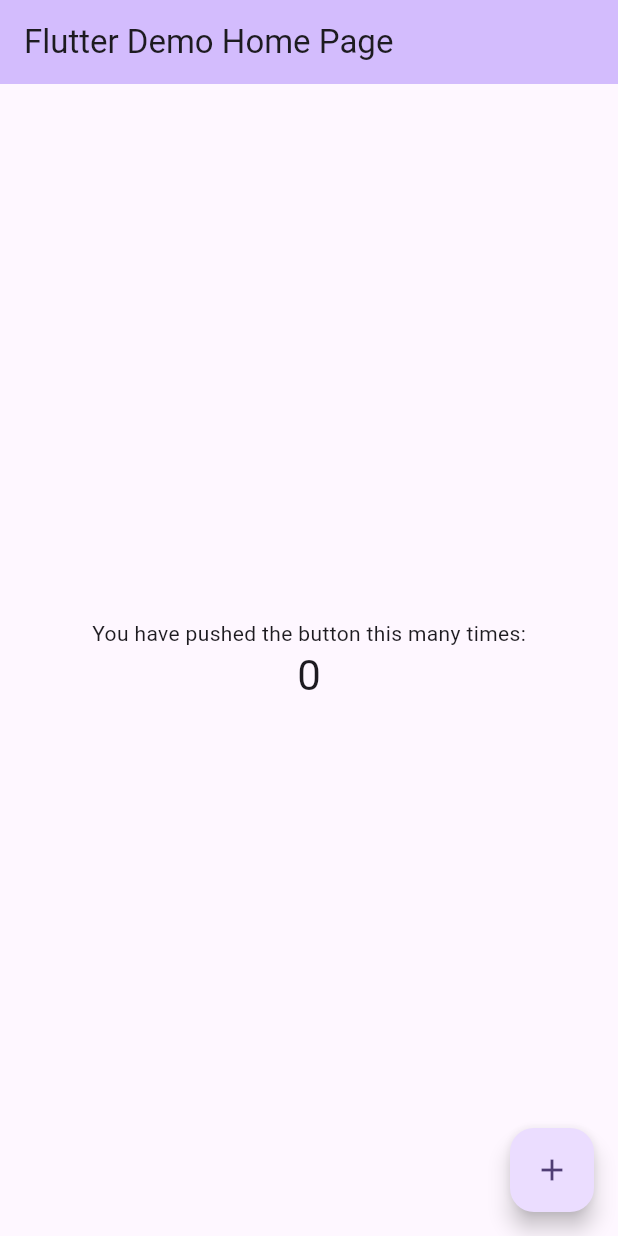
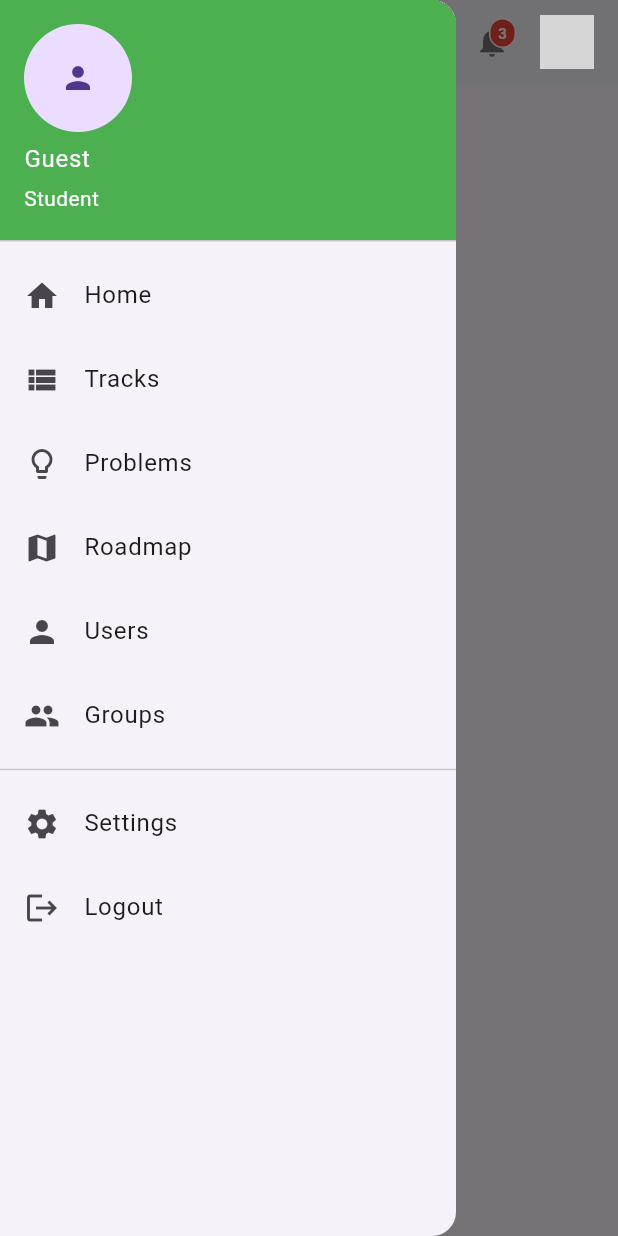
Before and after one commit to AryamEzra/a2sv_hub_mobile_app, a Flutter app: the screen it shows after launch, with the side drawer open (before the commit the screen has no drawer), on a phone screen of 412 x 824 dp. Run offline on Flutter 3.47's test engine with Material 3 defaults, Android fonts, the phone set to English and light mode, and no system bars; our stand-ins replace bloc, flutter_bloc, shared_preferences; network calls fail; grey boxes are pictures that could not be loaded.

Commit message:
App drawer in home screen is done, trying to connect it the bloc, I think it worked

```diff
--- /dev/null
+++ b/a2sv_hub_mobile/lib/core/routes/app_routes.dart
@@ -0,0 +1,10 @@
+import 'package:flutter/material.dart';
+import '../../features/a2sv_hub/presentation/pages/home_page.dart';
+
+class AppRoutes {
+  static const String home = '/home';
+
+  static Map<String, Widget Function(BuildContext)> routes = {
+    home: (context) => HomePage(),
+  };
+}
--- /dev/null
+++ b/a2sv_hub_mobile/lib/features/a2sv_hub/presentation/pages/home_page.dart
@@ -0,0 +1,51 @@
+import 'package:flutter_bloc/flutter_bloc.dart';
+import 'package:a2sv_hub_mobile/features/user/data/repositories/user_repository_impl.dart';
+import 'package:a2sv_hub_mobile/features/user/presentation/bloc/user/user_bloc.dart';
+import 'package:flutter/material.dart';
+import '../widgets/common_app_bar.dart';
+import '../widgets/app_drawer.dart';
+
+class HomePage extends StatelessWidget {
+  @override
+  Widget build(BuildContext context) {
+    return Scaffold(
+      appBar: PreferredSize(
+        preferredSize: Size.fromHeight(kToolbarHeight),
+        child: BlocBuilder<UserBloc, UserState>(
+          builder: (context, state) {
+            if (state is UserLoaded) {
+              return CommonAppBar(
+                notificationCount: 3,
+                profileImageUrl: 'https://example.com/profile.jpg',
+                onMenuPressed: () => Scaffold.of(context).openDrawer(),
+              );
+            }
+            return AppBar(title: Text("Loading..."));
+          },
+        ),
+      ),
+      drawer: BlocBuilder<UserBloc, UserState>(
+        builder: (context, state) {
+          if (state is UserLoaded) {
+            return AppDrawer(userName: state.user.name);
+          }
+          return AppDrawer(userName: "Guest");
+        },
+      ),
+      body: Center(
+        child: BlocBuilder<UserBloc, UserState>(
+          builder: (context, state) {
+            if (state is UserLoading) {
+              return CircularProgressIndicator();
+            } else if (state is UserLoaded) {
+              return Text("Welcome, ${state.user.name}!");
+            } else if (state is UserError) {
+              return Text("Error: ${state.message}");
+            }
+            return Text("Press the menu button to open the drawer.");
+          },
+        ),
+      ),
+    );
+  }
+}
--- /dev/null
+++ b/a2sv_hub_mobile/lib/features/a2sv_hub/presentation/widgets/app_drawer.dart
@@ -0,0 +1,87 @@
+import 'package:flutter/material.dart';
+import 'package:shared_preferences/shared_preferences.dart';
+
+class AppDrawer extends StatelessWidget {
+  final String userName;
+
+  const AppDrawer({super.key, required this.userName});
+
+  @override
+  Widget build(BuildContext context) {
+    return Drawer(
+      child: ListView(
+        padding: EdgeInsets.zero,
+        children: <Widget>[
+          UserAccountsDrawerHeader(
+            accountName: Text(userName), // Dynamic User Name
+            accountEmail: Text('Student'),
+            currentAccountPicture: CircleAvatar(child: Icon(Icons.person)),
+            decoration: BoxDecoration(color: Colors.green),
+          ),
+          ListTile(
+            leading: Icon(Icons.home),
+            title: Text('Home'),
+            onTap: () => Navigator.pushReplacementNamed(context, '/home'),
+          ),
+          ListTile(
+            leading: Icon(Icons.view_list),
+            title: Text('Tracks'),
+            onTap: () => Navigator.pushReplacementNamed(context, '/tracks'),
+          ),
+          ListTile(
+            leading: Icon(Icons.lightbulb_outline),
+            title: Text('Problems'),
+            onTap: () {
+              print("Problems selected");
+              Navigator.pop(context);
+            },
+          ),
+          ListTile(
+            leading: Icon(Icons.map),
+            title: Text('Roadmap'),
+            onTap: () {
+              print("Roadmap selected");
+              Navigator.pop(context);
+            },
+          ),
+          ListTile(
+            leading: Icon(Icons.person),
+            title: Text('Users'),
+            onTap: () {
+              print("Users selected");
+              Navigator.pop(context);
+            },
+          ),
+          ListTile(
+            leading: Icon(Icons.group),
+            title: Text('Groups'),
+            onTap: () {
+              print("Groups selected");
+              Navigator.pop(context);
+            },
+          ),
+          Divider(),
+          ListTile(
+            leading: Icon(Icons.settings),
+            title: Text('Settings'),
+            onTap: () {
+              Navigator.pushReplacementNamed(context, '/settings');
+            },
+          ),
+          ListTile(
+            leading: Icon(Icons.logout),
+            title: Text('Logout'),
+            onTap: () async {
+              SharedPreferences prefs = await SharedPreferences.getInstance();
+              await prefs.remove('username'); // Clear stored user
+              Navigator.pushReplacementNamed(
+                context,
+                '/login',
+              ); // Redirect to Login Page
+            },
+          ),
+        ],
+      ),
+    );
+  }
+}
--- /dev/null
+++ b/a2sv_hub_mobile/lib/features/a2sv_hub/presentation/widgets/common_app_bar.dart
@@ -0,0 +1,143 @@
+// lib/common_app_bar.dart (or lib/presentation/widgets/common_app_bar.dart)
+
+import 'package:flutter/material.dart';
+
+class CommonAppBar extends StatelessWidget implements PreferredSizeWidget {
+  final int notificationCount;
+  final String profileImageUrl;
+  final VoidCallback? onMenuPressed; // Callback for the menu icon
+  final VoidCallback? onSearchPressed;
+  final VoidCallback? onSparklePressed;
+  final VoidCallback? onNotificationPressed;
+  // Add callbacks for other buttons if needed
+
+  const CommonAppBar({
+    super.key,
+    required this.notificationCount,
+    required this.profileImageUrl,
+    this.onMenuPressed, // Use this for opening the drawer
+    this.onSearchPressed,
+    this.onSparklePressed,
+    this.onNotificationPressed,
+  });
+
+  @override
+  Widget build(BuildContext context) {
+    return AppBar(
+      backgroundColor: Colors.white,
+      elevation: 1.0,
+      // Use the leading property for the menu button
+      leading: IconButton(
+        icon: const Icon(Icons.menu, color: Colors.black54),
+        onPressed: () => Scaffold.of(context).openDrawer(),
+      ),
+      // Title can be used for centered content if needed, otherwise leave null
+      // title: Text("Page Title"), // Example if you needed a title
+      actions: <Widget>[
+        IconButton(
+          icon: const Icon(Icons.search, color: Colors.black54),
+          onPressed:
+              onSearchPressed ??
+              () {
+                print("Search pressed (default)");
+              },
+          tooltip: "Search", // Accessibility
+        ),
+        IconButton(
+          icon: const Icon(Icons.auto_awesome, color: Colors.orangeAccent),
+          onPressed:
+              onSparklePressed ??
+              () {
+                print("Sparkle pressed (default)");
+              },
+          tooltip: "Sparkle", // Accessibility
+        ),
+        // Removed the large fixed SizedBox(width: 133) - let elements flow naturally
+        const SizedBox(width: 8), // Consistent spacing
+        // Notification Icon with Badge
+        Stack(
+          alignment: Alignment.topRight,
+          children: <Widget>[
+            IconButton(
+              icon: const Icon(Icons.notifications, color: Colors.black54),
+              onPressed:
+                  onNotificationPressed ??
+                  () {
+                    print("Notification pressed (default)");
+                  },
+              tooltip: "Notifications", // Accessibility
+            ),
+            if (notificationCount > 0)
+              Positioned(
+                right: 8,
+                top: 8,
+                child: Container(
+                  padding: const EdgeInsets.all(2),
+                  decoration: BoxDecoration(
+                    color: Colors.red,
+                    borderRadius: BorderRadius.circular(10),
+                    border: Border.all(color: Colors.white, width: 1),
+                  ),
+                  constraints: const BoxConstraints(
+                    minWidth: 18,
+                    minHeight: 18,
+                  ),
+                  child: Text(
+                    '$notificationCount',
+                    style: const TextStyle(
+                      color: Colors.white,
+                      fontSize: 10,
+                      fontWeight: FontWeight.bold,
+                    ),
+                    textAlign: TextAlign.center,
+                  ),
+                ),
+              ),
+          ],
+        ),
+        const SizedBox(width: 8), // Spacing before profile
+        // Profile Picture Area
+        Padding(
+          padding: const EdgeInsets.only(right: 16.0),
+          child: Stack(
+            alignment: Alignment.bottomRight,
+            children: <Widget>[
+              CircleAvatar(
+                radius: 18,
+                backgroundImage: NetworkImage(profileImageUrl),
+                backgroundColor: Colors.grey[200], // Fallback color
+                // Optional: Handle image loading errors
+                onBackgroundImageError: (exception, stackTrace) {
+                  print("Error loading profile image: $exception");
+                  // You could show a placeholder icon here if the image fails
+                },
+                child:
+                    profileImageUrl
+                            .isEmpty // Show placeholder if URL is empty
+                        ? const Icon(Icons.person, color: Colors.grey)
+                        : null,
+              ),
+              Positioned(
+                right: 0,
+                bottom: 0,
+                child: Container(
+                  width: 12,
+                  height: 12,
+                  decoration: BoxDecoration(
+                    color: Colors.green, // Online indicator
+                    shape: BoxShape.circle,
+                    border: Border.all(color: Colors.white, width: 2),
+                  ),
+                ),
+              ),
+            ],
+          ),
+        ),
+      ],
+      // DO NOT PUT THE DRAWER HERE
+    );
+  }
+
+  @override
+  Size get preferredSize => const Size.fromHeight(kToolbarHeight);
+}
--- a/a2sv_hub_mobile/lib/features/user/data/repositories/user_repository_impl.dart
+++ b/a2sv_hub_mobile/lib/features/user/data/repositories/user_repository_impl.dart
@@ -0,0 +1,20 @@
+import '../../domain/repositories/user_repository.dart';
+import '../../domain/entities/user_entity.dart';
+import 'package:shared_preferences/shared_preferences.dart';
+
+class UserRepositoryImpl implements UserRepository {
+  @override
+  Future<UserEntity> getCurrentUser() async {
+    SharedPreferences prefs = await SharedPreferences.getInstance();
+    final username = prefs.getString('username') ?? "Guest";
+
+    // Mock user data (replace with API later)
+    return UserEntity(id: 1, name: username, email: "guest@example.com");
+  }
+
+  @override
+  Future<List<UserEntity>> getUsers() async {
+    // This is a mock example; replace with actual API later
+    return [UserEntity(id: 1, name: "Aryam", email: "aryam@example.com")];
+  }
+}
--- a/a2sv_hub_mobile/lib/features/user/domain/entities/user_entity.dart
+++ b/a2sv_hub_mobile/lib/features/user/domain/entities/user_entity.dart
@@ -0,0 +1,7 @@
+class UserEntity {
+  final int id;
+  final String name;
+  final String email;
+
+  UserEntity({required this.id, required this.name, required this.email});
+}
--- a/a2sv_hub_mobile/lib/features/user/domain/repositories/user_repository.dart
+++ b/a2sv_hub_mobile/lib/features/user/domain/repositories/user_repository.dart
@@ -0,0 +1,6 @@
+import 'package:a2sv_hub_mobile/features/user/domain/entities/user_entity.dart';
+
+abstract class UserRepository {
+  Future<UserEntity> getCurrentUser(); // For fetching the logged-in user
+  Future<List<UserEntity>> getUsers(); // If you want multiple users
+}
--- a/a2sv_hub_mobile/lib/features/user/presentation/bloc/user/user_bloc.dart
+++ b/a2sv_hub_mobile/lib/features/user/presentation/bloc/user/user_bloc.dart
@@ -1,13 +1,51 @@
+import 'package:a2sv_hub_mobile/features/user/domain/entities/user_entity.dart';
+import 'package:a2sv_hub_mobile/features/user/domain/repositories/user_repository.dart';
+import 'package:a2sv_hub_mobile/features/user/domain/use_cases/get_user_use_case.dart';
 import 'package:bloc/bloc.dart';
 import 'package:meta/meta.dart';
+import 'package:shared_preferences/shared_preferences.dart';
 
 part 'user_event.dart';
 part 'user_state.dart';
 
 class UserBloc extends Bloc<UserEvent, UserState> {
-  UserBloc() : super(UserInitial()) {
-    on<UserEvent>((event, emit) {
-      // TODO: implement event handler
-    });
+  final UserRepository userRepository;
+
+  UserBloc(this.userRepository) : super(UserInitial()) {
+    on<LoadUsers>(_onLoadUsers);
+    on<LoadCurrentUser>(_onLoadCurrentUser);
+  }
+
+  /// Fetches a list of users
+  Future<void> _onLoadUsers(LoadUsers event, Emitter<UserState> emit) async {
+    emit(UserLoading());
+    try {
+      final users = await userRepository.getUsers(); // Call repository directly
+      emit(UserLoadedList(users)); // Emits a list of users
+    } catch (e) {
+      emit(UserError(e.toString()));
+    }
+  }
+
+  /// Fetches the current logged-in user
+  Future<void> _onLoadCurrentUser(
+    LoadCurrentUser event,
+    Emitter<UserState> emit,
+  ) async {
+    emit(UserLoading());
+    try {
+      SharedPreferences prefs = await SharedPreferences.getInstance();
+      final username = prefs.getString('username') ?? "Guest";
+
+      final mockUser = UserEntity(
+        id: 1,
+        name: username,
+        email: "guest@example.com",
+      );
+
+      emit(UserLoaded(mockUser)); // Correctly emits a single user
+    } catch (e) {
+      emit(UserError(e.toString()));
+    }
   }
 }
--- a/a2sv_hub_mobile/lib/features/user/presentation/bloc/user/user_event.dart
+++ b/a2sv_hub_mobile/lib/features/user/presentation/bloc/user/user_event.dart
@@ -2,3 +2,7 @@ part of 'user_bloc.dart';
 
 @immutable
 sealed class UserEvent {}
+
+final class LoadUsers extends UserEvent {}
+
+final class LoadCurrentUser extends UserEvent {}
--- a/a2sv_hub_mobile/lib/features/user/presentation/bloc/user/user_state.dart
+++ b/a2sv_hub_mobile/lib/features/user/presentation/bloc/user/user_state.dart
@@ -4,3 +4,20 @@ part of 'user_bloc.dart';
 sealed class UserState {}
 
 final class UserInitial extends UserState {}
+
+final class UserLoading extends UserState {}
+
+final class UserLoaded extends UserState {
+  final UserEntity user;
+  UserLoaded(this.user);
+}
+
+final class UserLoadedList extends UserState {
+  final List<UserEntity> users;
+  UserLoadedList(this.users);
+}
+
+final class UserError extends UserState {
+  final String message;
+  UserError(this.message);
+}
--- a/a2sv_hub_mobile/lib/main.dart
+++ b/a2sv_hub_mobile/lib/main.dart
@@ -1,122 +1,30 @@
+import 'package:a2sv_hub_mobile/features/user/presentation/bloc/user/user_bloc.dart';
 import 'package:flutter/material.dart';
+import 'package:flutter_bloc/flutter_bloc.dart';
+import 'core/routes/app_routes.dart';
+import 'features/user/data/repositories/user_repository_impl.dart';
 
 void main() {
-  runApp(const MyApp());
+  runApp(MyApp());
 }
 
 class MyApp extends StatelessWidget {
-  const MyApp({super.key});
-
-  // This widget is the root of your application.
   @override
   Widget build(BuildContext context) {
-    return MaterialApp(
-      title: 'Flutter Demo',
-      theme: ThemeData(
-        // This is the theme of your application.
-        //
-        // TRY THIS: Try running your application with "flutter run". You'll see
-        // the application has a purple toolbar. Then, without quitting the app,
-        // try changing the seedColor in the colorScheme below to Colors.green
-        // and then invoke "hot reload" (save your changes or press the "hot
-        // reload" button in a Flutter-supported IDE, or press "r" if you used
-        // the command line to start the app).
-        //
-        // Notice that the counter didn't reset back to zero; the application
-        // state is not lost during the reload. To reset the state, use hot
-        // restart instead.
-        //
-        // This works for code too, not just values: Most code changes can be
-        // tested with just a hot reload.
-        colorScheme: ColorScheme.fromSeed(seedColor: Colors.deepPurple),
+    return MultiBlocProvider(
+      providers: [
+        BlocProvider(
+          create:
+              (context) =>
+                  UserBloc(UserRepositoryImpl())..add(LoadCurrentUser()),
+        ),
+        // Add more BlocProviders here if needed
+      ],
+      child: MaterialApp(
+        debugShowCheckedModeBanner: false,
+        initialRoute: AppRoutes.home,
+        routes: AppRoutes.routes,
       ),
-      home: const MyHomePage(title: 'Flutter Demo Home Page'),
     );
   }
 }
-
-class MyHomePage extends StatefulWidget {
-  const MyHomePage({super.key, required this.title});
-
-  // This widget is the home page of your application. It is stateful, meaning
-  // that it has a State object (defined below) that contains fields that affect
-  // how it looks.
-
-  // This class is the configuration for the state. It holds the values (in this
-  // case the title) provided by the parent (in this case the App widget) and
-  // used by the build method of the State. Fields in a Widget subclass are
-  // always marked "final".
-
-  final String title;
-
-  @override
-  State<MyHomePage> createState() => _MyHomePageState();
-}
-
-class _MyHomePageState extends State<MyHomePage> {
-  int _counter = 0;
-
-  void _incrementCounter() {
-    setState(() {
-      // This call to setState tells the Flutter framework that something has
-      // changed in this State, which causes it to rerun the build method below
-      // so that the display can reflect the updated values. If we changed
-      // _counter without calling setState(), then the build method would not be
-      // called again, and so nothing would appear to happen.
-      _counter++;
-    });
-  }
-
-  @override
-  Widget build(BuildContext context) {
-    // This method is rerun every time setState is called, for instance as done
-    // by the _incrementCounter method above.
-    //
-    // The Flutter framework has been optimized to make rerunning build methods
-    // fast, so that you can just rebuild anything that needs updating rather
-    // than having to individually change instances of widgets.
-    return Scaffold(
-      appBar: AppBar(
-        // TRY THIS: Try changing the color here to a specific color (to
-        // Colors.amber, perhaps?) and trigger a hot reload to see the AppBar
-        // change color while the other colors stay the same.
-        backgroundColor: Theme.of(context).colorScheme.inversePrimary,
-        // Here we take the value from the MyHomePage object that was created by
-        // the App.build method, and use it to set our appbar title.
-        title: Text(widget.title),
-      ),
-      body: Center(
-        // Center is a layout widget. It takes a single child and positions it
-        // in the middle of the parent.
-        child: Column(
-          // Column is also a layout widget. It takes a list of children and
-          // arranges them vertically. By default, it sizes itself to fit its
-          // children horizontally, and tries to be as tall as its parent.
-          //
-          // Column has various properties to control how it sizes itself and
-          // how it positions its children. Here we use mainAxisAlignment to
-          // center the children vertically; the main axis here is the vertical
-          // axis because Columns are vertical (the cross axis would be
-          // horizontal).
-          //
-          // TRY THIS: Invoke "debug painting" (choose the "Toggle Debug Paint"
-          // action in the IDE, or press "p" in the console), to see the
-          // wireframe for each widget.
-          mainAxisAlignment: MainAxisAlignment.center,
-          children: <Widget>[
-            const Text('You have pushed the button this many times:'),
-            Text(
-              '$_counter',
-              style: Theme.of(context).textTheme.headlineMedium,
-            ),
-          ],
-        ),
-      ),
-      floatingActionButton: FloatingActionButton(
-        onPressed: _incrementCounter,
-        tooltip: 'Increment',
-        child: const Icon(Icons.add),
-      ), // This trailing comma makes auto-formatting nicer for build methods.
-    );
-  }
-}
```
Also changed, not shown: a2sv_hub_mobile/assets/mock_data/mock_users.json (+7 -0 lines), a2sv_hub_mobile/lib/features/auth/presentation/pages/login_page.dart (added, +44 -0 lines), a2sv_hub_mobile/lib/features/user/data/data_sources/user_local_data_source.dart (+13 -0 lines), a2sv_hub_mobile/lib/features/user/data/models/user_model.dart (+24 -0 lines), a2sv_hub_mobile/pubspec.yaml (+31 -1 lines), a2sv_hub_mobile/pubspec.lock, 6 other files.
